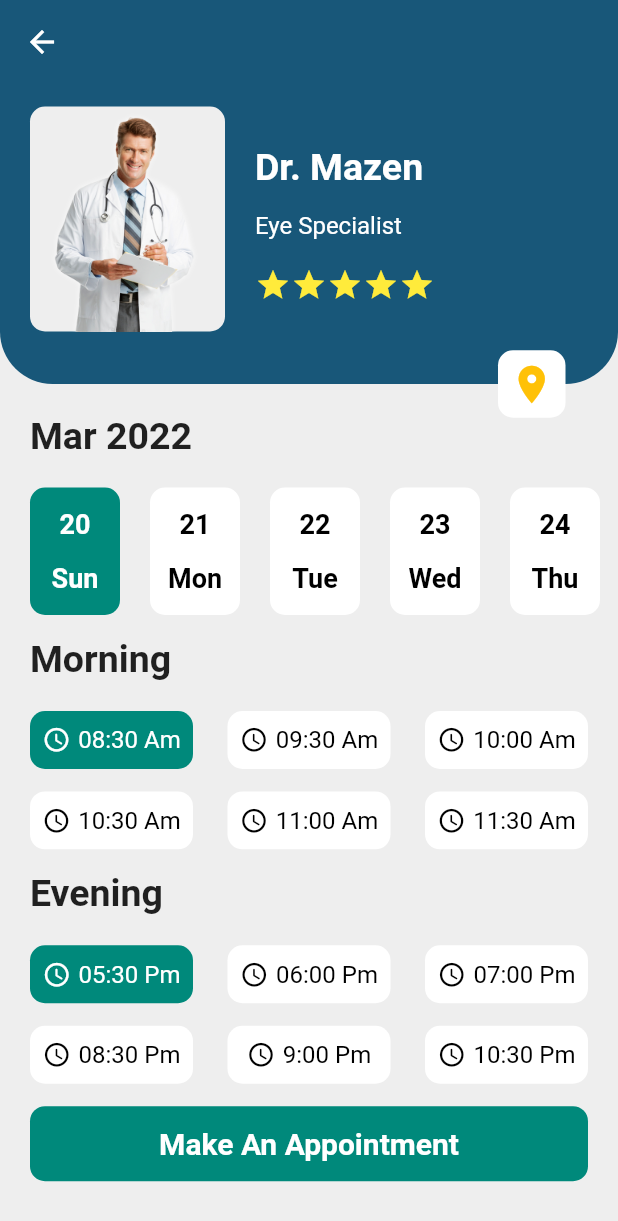
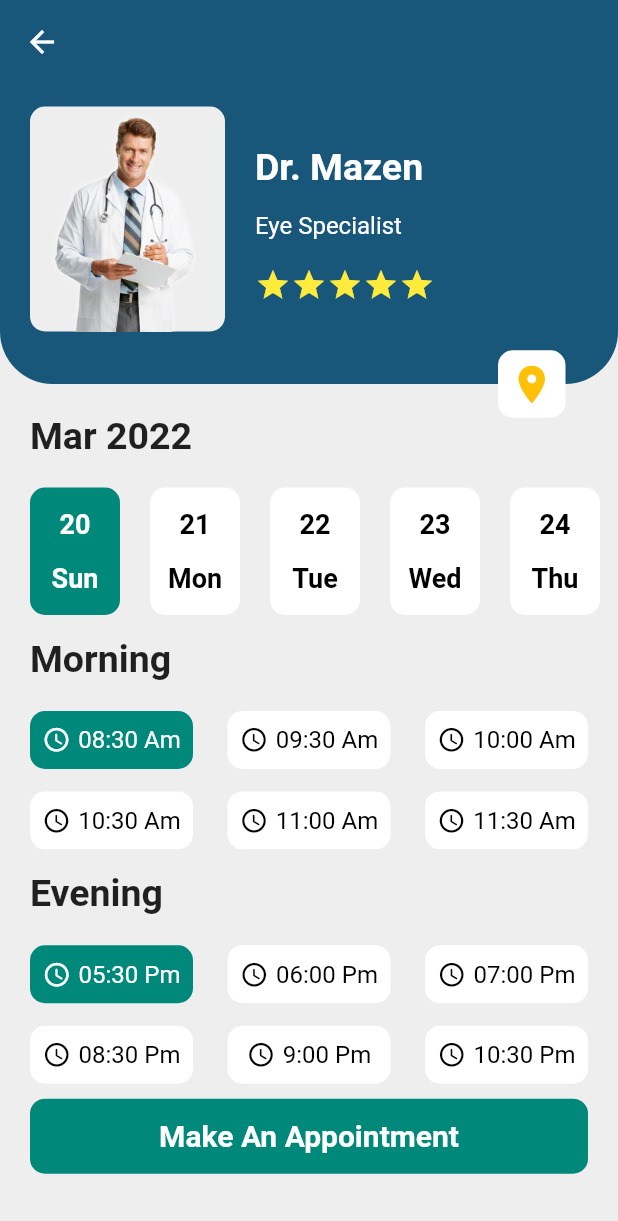
Before and after one commit to Tolbaax/dr_Appointment, a Flutter app: the screen it shows after launch, after a tap on "Dr. Mazen", on a phone screen of 412 x 824 dp. Shown: the top 1221 px of the screen. Run offline on Flutter 3.47's test engine with Material 2 defaults, Android fonts, the phone set to English and light mode, and no system bars.

Commit message:
Dr Appointment App UI

```diff
--- a/lib/View/Screens/AppScreen.dart
+++ b/lib/View/Screens/AppScreen.dart
@@ -227,7 +227,7 @@ class _AppScreenState extends State<AppScreen> {
             Container(
               alignment: Alignment.center,
               height: 50,
-              margin:const EdgeInsets.only(left: 20,right: 20,top: 15),
+              margin:const EdgeInsetsDirectional.only(end: 20,start: 20,top: 10,bottom: 10),
               decoration: BoxDecoration(
                 borderRadius: BorderRadius.circular(10),
                 color: Colors.teal.shade600,
--- a/lib/View/Widgets/TopRateWidget.dart
+++ b/lib/View/Widgets/TopRateWidget.dart
@@ -33,13 +33,12 @@ class _RateWidgetState extends State<RateWidget> {
             child: Image.asset(widget.topRate!.topRateImageUrl!),
           ),
           Container(
-            margin:const EdgeInsets.only(left: 5, top: 10),
+            margin:const EdgeInsetsDirectional.only(start: 5, top: 10),
             child: Column(
-              mainAxisAlignment: MainAxisAlignment.start,
               crossAxisAlignment: CrossAxisAlignment.start,
               children: [
                 Padding(
-                  padding: const EdgeInsets.only(top: 10, left: 15),
+                  padding: const EdgeInsetsDirectional.only(top: 10, start: 15),
                   child: Text(
                     widget.topRate!.drName!,
                     style: const TextStyle(
@@ -47,8 +46,11 @@ class _RateWidgetState extends State<RateWidget> {
                   ),
                 ),
                 Padding(
-                  padding: const EdgeInsets.only(top: 15, left: 15),
+                  padding: const EdgeInsetsDirectional.only(top: 20,start: 15),
+                  child: SizedBox(
+                    width: MediaQuery.of(context).size.width*0.59,
                     child: Row(
+                      mainAxisAlignment: MainAxisAlignment.spaceBetween,
                       children: [
                         Text(
                           widget.topRate!.spec!,
@@ -57,9 +59,7 @@ class _RateWidgetState extends State<RateWidget> {
                               fontSize: 15,
                               fontWeight: FontWeight.w500),
                         ),
-                      Container(
-                        margin: const EdgeInsets.only(left: 20),
-                        child: Row(
+                        Row(
                           children: [
                             const Icon(
                               Icons.star_purple500_outlined,
@@ -77,9 +77,9 @@ class _RateWidgetState extends State<RateWidget> {
                             ),
                             Text(widget.topRate!.distance!,style:const TextStyle(fontSize: 12),),
                           ],
-                        ),
                         )
                       ],
+                    ),
                   ),
                 ),
               ],
```
Lines whose indentation alone changed are shown as unchanged.
